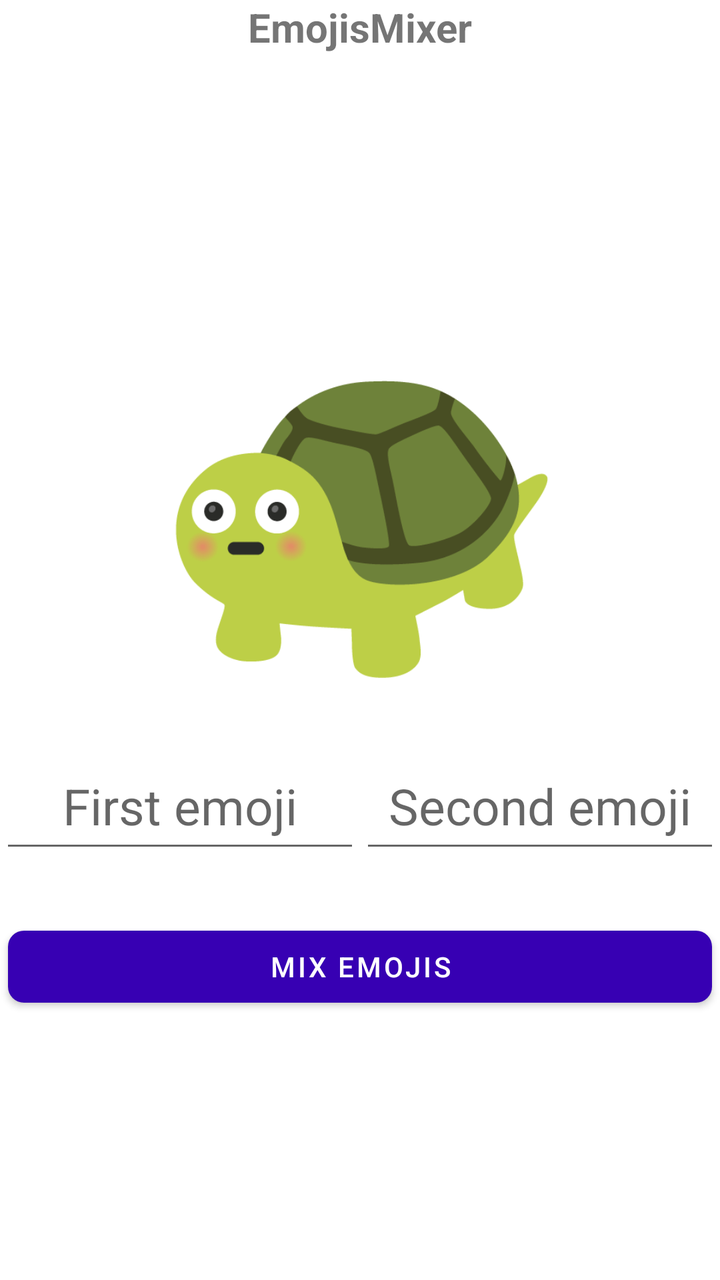
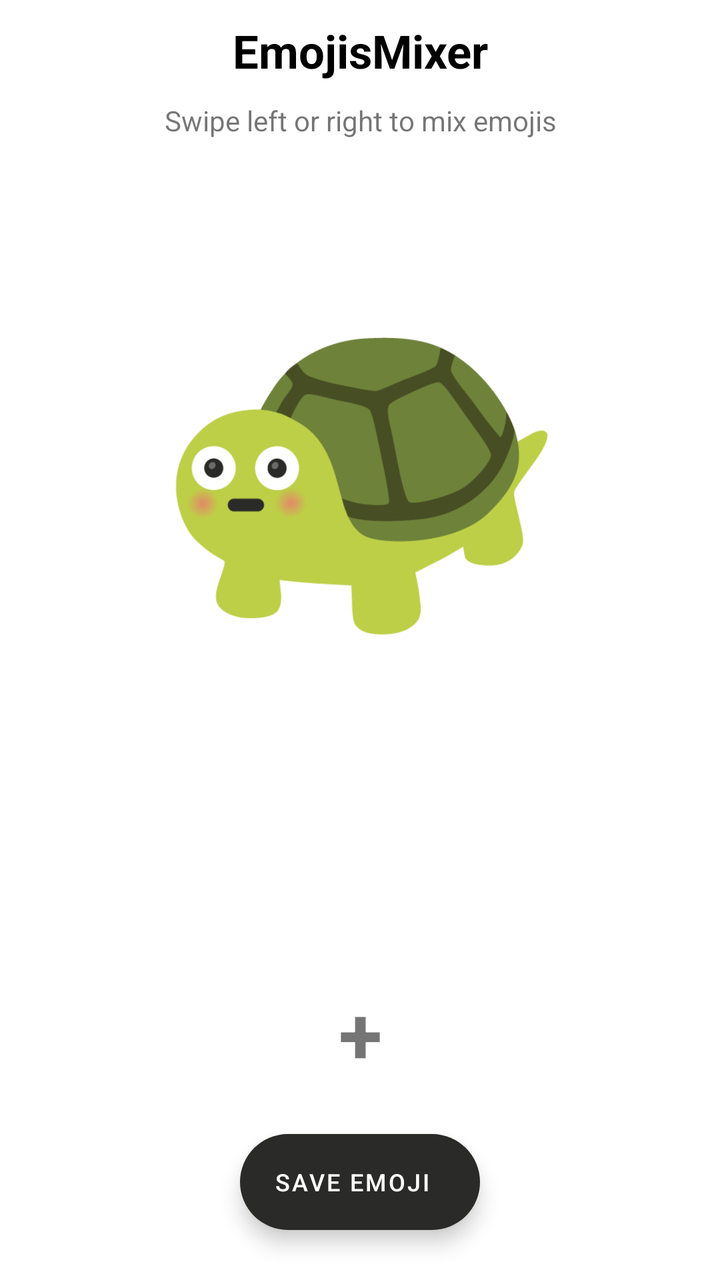

Before-and-after screenshots of an Android layout around one commit, followed by the original layout XML and the change that was made.
<!-- AndroidManifest.xml: application theme Theme.MyApplication -->
<!-- res/layout/activity_main.xml -->
<?xml version="1.0" encoding="utf-8"?>
<LinearLayout xmlns:android="http://schemas.android.com/apk/res/android"
    xmlns:app="http://schemas.android.com/apk/res-auto"
    android:layout_width="match_parent"
    android:layout_height="match_parent"
    android:layout_marginTop="20dp"
    android:gravity="center_horizontal"
    android:orientation="vertical">

    <TextView
        android:layout_width="match_parent"
        android:layout_height="wrap_content"
        android:gravity="center"
        android:text="EmojisMixer"
        android:textSize="20sp"
        android:textStyle="bold" />

    <LinearLayout
        android:layout_width="match_parent"
        android:layout_height="match_parent"
        android:gravity="center"
        android:orientation="vertical">


        <RelativeLayout
            android:layout_width="200dp"
            android:layout_height="200dp">

            <ImageView
                android:id="@+id/loading"
                android:layout_width="60dp"
                android:layout_height="60dp"
                android:layout_centerInParent="true"
                android:src="@drawable/loading" />

            <ImageView
                android:id="@+id/mixedEmoji"
                android:layout_width="200dp"
                android:layout_height="200dp"
                android:layout_centerInParent="true"
                android:src="@drawable/shocked" />

        </RelativeLayout>


        <LinearLayout
            android:layout_width="match_parent"
            android:layout_height="wrap_content"
            android:orientation="horizontal">


            <EditText
                android:id="@+id/input_emoji1"
                android:layout_width="match_parent"
                android:layout_height="60dp"
                android:layout_marginTop="20dp"
                android:layout_marginBottom="20dp"
                android:layout_weight="1"
                android:gravity="center"
                android:hint="First emoji"
                android:imeOptions="actionNext"
                android:importantForAutofill="no"
                android:inputType="text|textNoSuggestions"
                android:singleLine="true"
                android:textSize="25sp" />


            <EditText
                android:id="@+id/input_emoji2"
                android:layout_width="match_parent"
                android:layout_height="60dp"
                android:layout_marginTop="20dp"
                android:layout_marginBottom="20dp"
                android:layout_weight="1"
                android:gravity="center"
                android:hint="Second emoji"
                android:imeOptions="actionDone"
                android:importantForAutofill="no"
                android:inputType="text|textNoSuggestions"
                android:singleLine="true"
                android:textSize="25sp" />

        </LinearLayout>


        <LinearLayout
            android:layout_width="match_parent"
            android:layout_height="wrap_content"
            android:animateLayoutChanges="true"
            android:orientation="horizontal">

            <com.google.android.material.button.MaterialButton
                android:id="@+id/mixEmojis"
                style="@style/Widget.MaterialComponents.Button"
                android:layout_width="match_parent"
                android:layout_height="wrap_content"
                android:layout_marginStart="4dp"
                android:layout_marginTop="8dp"
                android:layout_marginEnd="4dp"
                android:layout_marginBottom="8dp"
                android:layout_weight="1"
                android:gravity="center_horizontal|center_vertical"
                android:padding="8dp"
                android:text="Mix emojis"
                android:textAppearance="@style/TextAppearance.MaterialComponents.Button"
                android:textColor="#FFFFFF"
                android:textSize="14sp"
                app:backgroundTint="@color/purple_700"
                app:cornerRadius="8dp" />

            <com.google.android.material.button.MaterialButton
                android:id="@+id/saveEmoji"
                style="@style/Widget.MaterialComponents.Button"
                android:layout_width="match_parent"
                android:layout_height="wrap_content"
                android:layout_marginStart="4dp"
                android:layout_marginTop="8dp"
                android:layout_marginEnd="4dp"
                android:layout_marginBottom="8dp"
                android:layout_weight="1"
                android:gravity="center_horizontal|center_vertical"
                android:padding="8dp"
                android:text="Save emoji"
                android:textAppearance="@style/TextAppearance.MaterialComponents.Button"
                android:textColor="#FFFFFF"
                android:textSize="12sp"
                android:visibility="gone"
                app:backgroundTint="#343434"
                app:cornerRadius="8dp" />


        </LinearLayout>
    </LinearLayout>
</LinearLayout>
<!-- resources referenced by this layout -->
<resources>
  <color name="purple_700">#FF3700B3</color>
  <!-- drawable loading: png bitmap (drawable-v24, 6041 bytes) -->
  <!-- drawable shocked: png bitmap (drawable-v24, 7876 bytes) -->
  <style name="Theme.MyApplication" parent="Theme.MaterialComponents.Light.NoActionBar">
          
          <item name="colorPrimary">@color/purple_500</item>
          <item name="colorPrimaryVariant">@color/purple_700</item>
          <item name="colorOnPrimary">@color/white</item>
          
          <item name="colorSecondary">@color/teal_200</item>
          <item name="colorSecondaryVariant">@color/teal_700</item>
          <item name="colorOnSecondary">@color/black</item>
          
          <item name="android:navigationBarColor">@android:color/transparent</item>
  
          <item name="android:statusBarColor" tools:targetApi="l">?attr/colorPrimaryVariant</item>
          
      </style>
  <color name="purple_500">#FF6200EE</color>
  <color name="white">#FFFFFFFF</color>
  <color name="teal_200">#FF03DAC5</color>
  <color name="teal_700">#FF018786</color>
  <color name="black">#FF000000</color>
</resources>

<!-- the commit's change to res/layout/activity_main.xml (unified diff, before → after) -->
@@ -8,26 +8,39 @@
     android:orientation="vertical">
 
     <TextView
+        android:id="@+id/activityTitle"
         android:layout_width="match_parent"
         android:layout_height="wrap_content"
+        android:layout_marginTop="10dp"
         android:gravity="center"
         android:text="EmojisMixer"
-        android:textSize="20sp"
+        android:textColor="#000"
+        android:textSize="23sp"
         android:textStyle="bold" />
+
+    <TextView
+        android:id="@+id/activityDesc"
+        android:layout_width="match_parent"
+        android:layout_height="wrap_content"
+        android:layout_marginTop="10dp"
+        android:layout_marginBottom="60dp"
+        android:gravity="center"
+        android:text="Swipe left or right to mix emojis"
+        android:textSize="14sp" />
 
     <LinearLayout
         android:layout_width="match_parent"
         android:layout_height="match_parent"
-        android:gravity="center"
+        android:layout_weight="1"
+        android:gravity="center_horizontal"
         android:orientation="vertical">
-
 
         <RelativeLayout
             android:layout_width="200dp"
             android:layout_height="200dp">
 
             <ImageView
-                android:id="@+id/loading"
+                android:id="@+id/progressBar"
                 android:layout_width="60dp"
                 android:layout_height="60dp"
                 android:layout_centerInParent="true"
@@ -42,93 +55,55 @@
 
         </RelativeLayout>
 
-
         <LinearLayout
             android:layout_width="match_parent"
             android:layout_height="wrap_content"
-            android:orientation="horizontal">
+            android:layout_marginTop="60dp"
+            android:orientation="vertical">
 
+            <LinearLayout
+                android:layout_width="match_parent"
+                android:layout_height="100dp"
+                android:orientation="vertical">
 
-            <EditText
-                android:id="@+id/input_emoji1"
-                android:layout_width="match_parent"
-                android:layout_height="60dp"
-                android:layout_marginTop="20dp"
-                android:layout_marginBottom="20dp"
-                android:layout_weight="1"
-                android:gravity="center"
-                android:hint="First emoji"
-                android:imeOptions="actionNext"
-                android:importantForAutofill="no"
-                android:inputType="text|textNoSuggestions"
-                android:singleLine="true"
-                android:textSize="25sp" />
+                <androidx.viewpager2.widget.ViewPager2
+                    android:id="@+id/emojisSlider1"
+                    android:layout_width="match_parent"
+                    android:layout_height="match_parent" />
+            </LinearLayout>
 
-
-            <EditText
-                android:id="@+id/input_emoji2"
-                android:layout_width="match_parent"
-                android:layout_height="60dp"
-                android:layout_marginTop="20dp"
-                android:layout_marginBottom="20dp"
-                android:layout_weight="1"
-                android:gravity="center"
-                android:hint="Second emoji"
-                android:imeOptions="actionDone"
-                android:importantForAutofill="no"
-                android:inputType="text|textNoSuggestions"
-                android:singleLine="true"
-                android:textSize="25sp" />
-
-        </LinearLayout>
-
-
-        <LinearLayout
-            android:layout_width="match_parent"
-            android:layout_height="wrap_content"
-            android:animateLayoutChanges="true"
-            android:orientation="horizontal">
-
-            <com.google.android.material.button.MaterialButton
-                android:id="@+id/mixEmojis"
-                style="@style/Widget.MaterialComponents.Button"
+            <TextView
                 android:layout_width="match_parent"
                 android:layout_height="wrap_content"
-                android:layout_marginStart="4dp"
-                android:layout_marginTop="8dp"
-                android:layout_marginEnd="4dp"
-                android:layout_marginBottom="8dp"
-                android:layout_weight="1"
-                android:gravity="center_horizontal|center_vertical"
-                android:padding="8dp"
-                android:text="Mix emojis"
-                android:textAppearance="@style/TextAppearance.MaterialComponents.Button"
-                android:textColor="#FFFFFF"
-                android:textSize="14sp"
-                app:backgroundTint="@color/purple_700"
-                app:cornerRadius="8dp" />
+                android:gravity="center"
+                android:text="+"
+                android:textSize="40sp"
+                android:textStyle="bold" />
 
-            <com.google.android.material.button.MaterialButton
-                android:id="@+id/saveEmoji"
-                style="@style/Widget.MaterialComponents.Button"
+            <LinearLayout
                 android:layout_width="match_parent"
-                android:layout_height="wrap_content"
-                android:layout_marginStart="4dp"
-                android:layout_marginTop="8dp"
-                android:layout_marginEnd="4dp"
-                android:layout_marginBottom="8dp"
-                android:layout_weight="1"
-                android:gravity="center_horizontal|center_vertical"
-                android:padding="8dp"
-                android:text="Save emoji"
-                android:textAppearance="@style/TextAppearance.MaterialComponents.Button"
-                android:textColor="#FFFFFF"
-                android:textSize="12sp"
-                android:visibility="gone"
-                app:backgroundTint="#343434"
-                app:cornerRadius="8dp" />
+                android:layout_height="100dp"
+                android:orientation="vertical">
 
-
+                <androidx.viewpager2.widget.ViewPager2
+                    android:id="@+id/emojisSlider2"
+                    android:layout_width="match_parent"
+                    android:layout_height="match_parent" />
+            </LinearLayout>
         </LinearLayout>
     </LinearLayout>
+
+    <com.google.android.material.floatingactionbutton.ExtendedFloatingActionButton
+        android:id="@+id/saveEmoji"
+        android:layout_width="wrap_content"
+        android:layout_height="wrap_content"
+        android:layout_marginStart="4dp"
+        android:layout_marginTop="30dp"
+        android:layout_marginEnd="4dp"
+        android:layout_marginBottom="25dp"
+        android:gravity="center_horizontal|center_vertical"
+        android:text="Save emoji"
+        android:textColor="#FFFFFF"
+        android:textSize="12sp"
+        app:backgroundTint="#2A2B28" />
 </LinearLayout>
<!-- resource entries referenced after the edit -->
@@ -13,9 +13,9 @@
           <item name="colorSecondaryVariant">@color/teal_700</item>
           <item name="colorOnSecondary">@color/black</item>
           
-          <item name="android:navigationBarColor">@android:color/transparent</item>
+          <item name="android:statusBarColor">@android:color/white</item>
+          <item name="android:windowLightStatusBar" tools:targetApi="m">true</item>
   
-          <item name="android:statusBarColor" tools:targetApi="l">?attr/colorPrimaryVariant</item>
           
       </style>
   <color name="purple_500">#FF6200EE</color>
